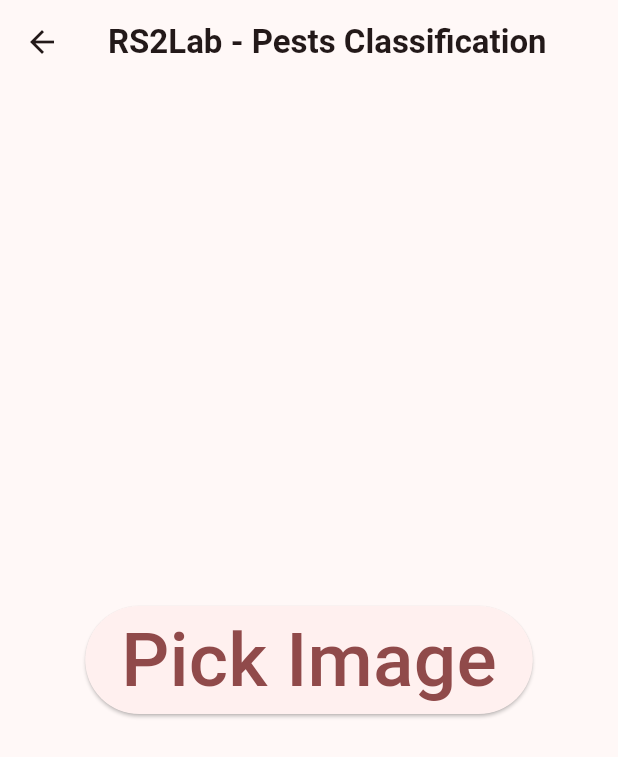
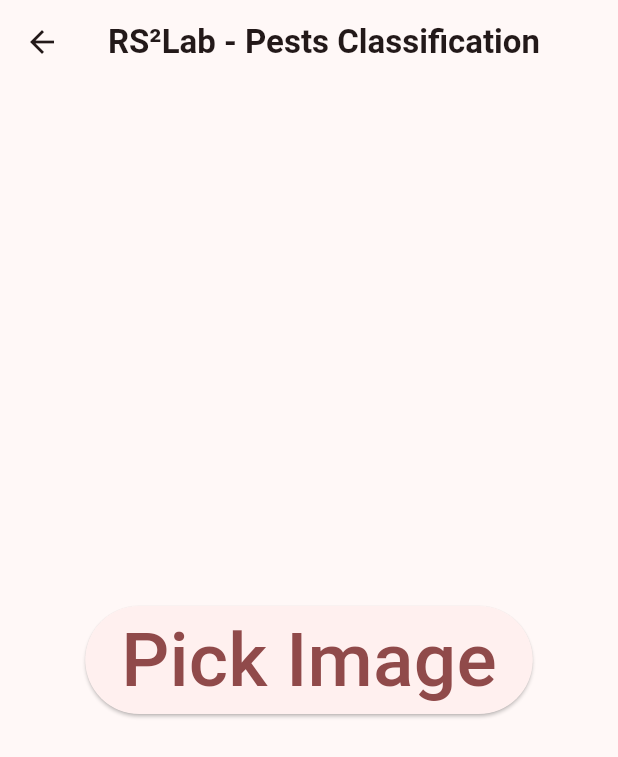
Before and after one commit to anaximeno/ai4d_pests_app, a Flutter app: the ClassificationPage screen opened by its route, on a phone screen of 412 x 824 dp. Shown: the top 757 px of the screen. Run offline on Flutter 3.47's test engine with Material 3 defaults, Android fonts, the light colour scheme and no system bars; our stand-ins replace file_picker, get.

Commit message:
style: improve app bar title

```diff
--- /dev/null
+++ b/lib/constants/text_constants.dart
@@ -0,0 +1,5 @@
+// ignore_for_file: constant_identifier_names
+
+abstract class TextConstants {
+  static const RS2LAB = "RS\u00b2Lab";
+}
--- a/lib/ui/components/app_bar.dart
+++ b/lib/ui/components/app_bar.dart
@@ -1,9 +1,10 @@
+import 'package:ai4d_pests_app/constants/text_constants.dart';
 import 'package:flutter/material.dart';
 
 class PestsAppBar extends AppBar {
   PestsAppBar({
     super.key,
-    String title = "RS2Lab - Pests App",
+    String title = "${TextConstants.RS2LAB} - Pests App",
     super.leading,
     super.leadingWidth,
   }) : super(
--- a/lib/ui/pages/classification/classification.dart
+++ b/lib/ui/pages/classification/classification.dart
@@ -1,3 +1,4 @@
+import 'package:ai4d_pests_app/constants/text_constants.dart';
 import 'package:ai4d_pests_app/domain/controllers/classification.dart';
 import 'package:ai4d_pests_app/ui/components/app_bar.dart';
 import 'package:ai4d_pests_app/ui/components/big_button.dart';
@@ -12,7 +13,7 @@ class ClassificationPage extends GetView<ClassificationController> {
   Widget build(BuildContext context) {
     return Scaffold(
       appBar: PestsAppBar(
-        title: "RS2Lab - Pests Classification",
+        title: "${TextConstants.RS2LAB} - Pests Classification",
       ),
       body: Center(
         child: Column(
--- a/lib/ui/pages/information/information.dart
+++ b/lib/ui/pages/information/information.dart
@@ -1,14 +1,17 @@
+import 'package:ai4d_pests_app/constants/text_constants.dart';
+import 'package:ai4d_pests_app/domain/controllers/information.dart';
 import 'package:ai4d_pests_app/ui/components/app_bar.dart';
 import 'package:flutter/material.dart';
+import 'package:get/get.dart';
 
-class InformationPage extends StatelessWidget {
+class InformationPage extends GetView<InformationController> {
   const InformationPage({super.key});
 
   @override
   Widget build(BuildContext context) {
     return Scaffold(
       appBar: PestsAppBar(
-        title: "RS2Lab - Pests Information",
+        title: "${TextConstants.RS2LAB} - Pests Information",
       ),
     );
   }
```
